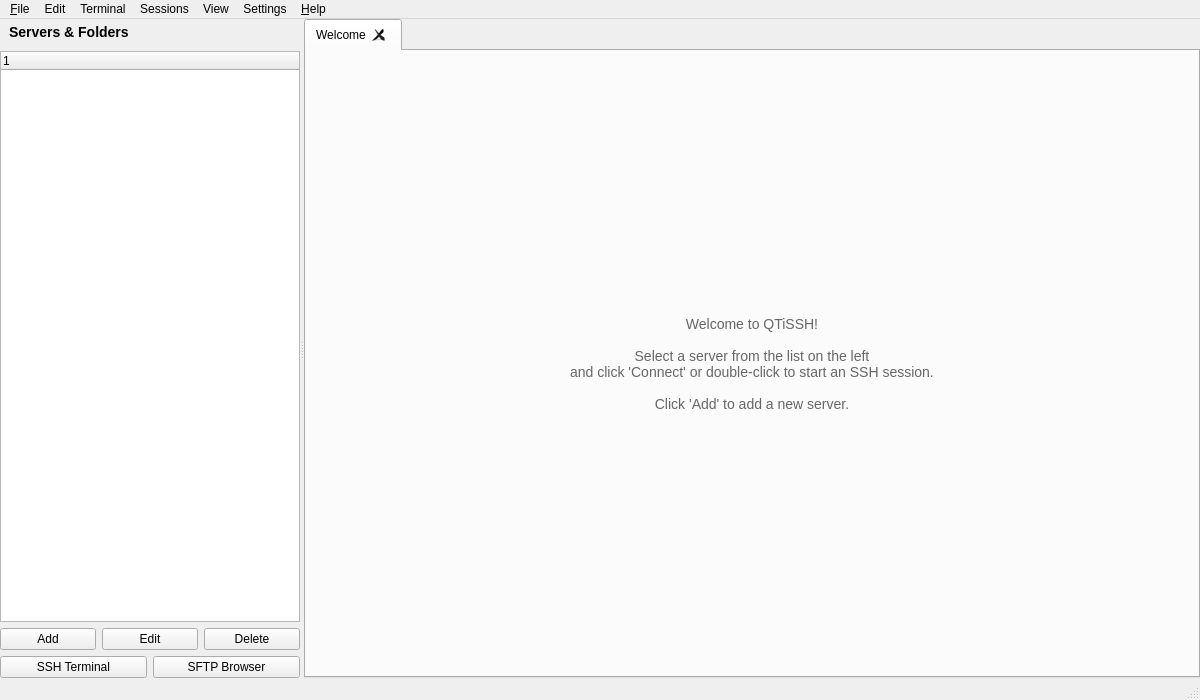
The window that src/mainwindow.ui (Koratsuki/QTiSSH) describes before a commit, drawn with Qt 5.
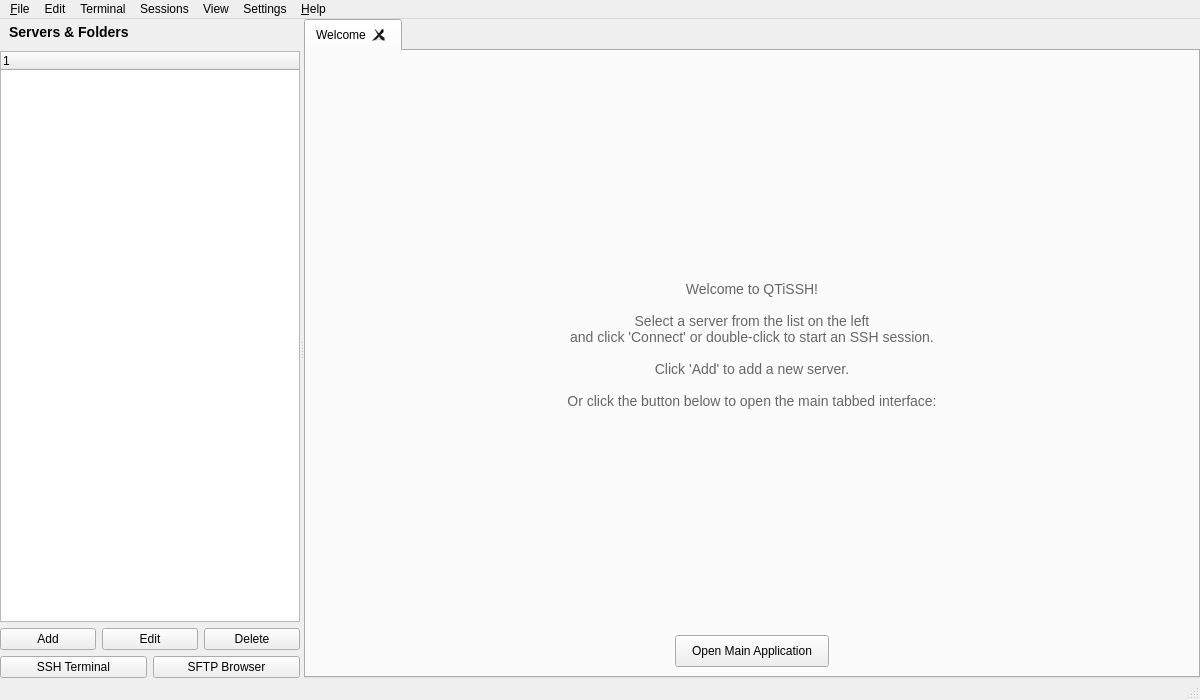
The same window after the commit. Custom widgets are drawn as their Qt base class.

Diff of the .ui file:
```diff
--- a/src/mainwindow.ui
+++ b/src/mainwindow.ui
@@ -134,13 +134,55 @@
 Select a server from the list on the left
 and click 'Connect' or double-click to start an SSH session.
 
-Click 'Add' to add a new server.</string>
+Click 'Add' to add a new server.
+
+Or click the button below to open the main tabbed interface:</string>
            </property>
            <property name="alignment">
             <set>Qt::AlignmentFlag::AlignCenter</set>
            </property>
           </widget>
          </item>
+         <item>
+          <layout class="QHBoxLayout" name="welcomeButtonLayout">
+           <item>
+            <spacer name="leftSpacer">
+             <property name="orientation">
+              <enum>Qt::Orientation::Horizontal</enum>
+             </property>
+             <property name="sizeHint" stdset="0">
+              <size>
+               <width>40</width>
+               <height>20</height>
+              </size>
+             </property>
+            </spacer>
+           </item>
+           <item>
+            <widget class="QPushButton" name="openMainAppButton">
+             <property name="text">
+              <string>Open Main Application</string>
+             </property>
+             <property name="styleSheet">
+              <string notr="true">QPushButton { font-size: 12px; padding: 8px 16px; }</string>
+             </property>
+            </widget>
+           </item>
+           <item>
+            <spacer name="rightSpacer">
+             <property name="orientation">
+              <enum>Qt::Orientation::Horizontal</enum>
+             </property>
+             <property name="sizeHint" stdset="0">
+              <size>
+               <width>40</width>
+               <height>20</height>
+              </size>
+             </property>
+            </spacer>
+           </item>
+          </layout>
+         </item>
         </layout>
        </widget>
       </widget>
```
Left out of the diff: 9 changed lines with no effect on the pictures.
